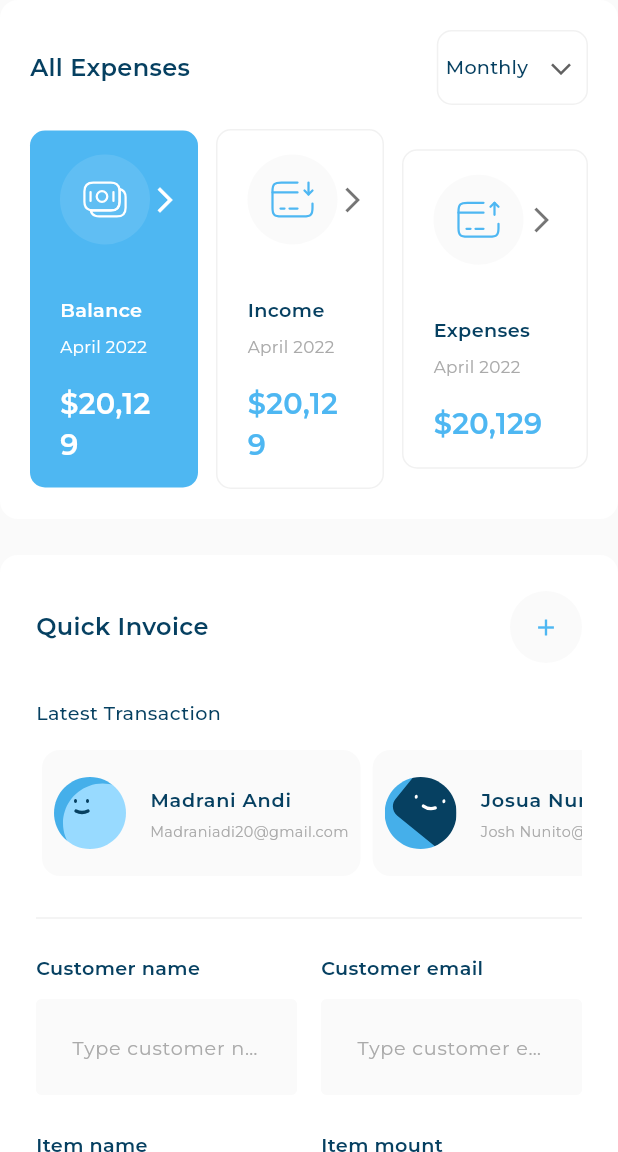
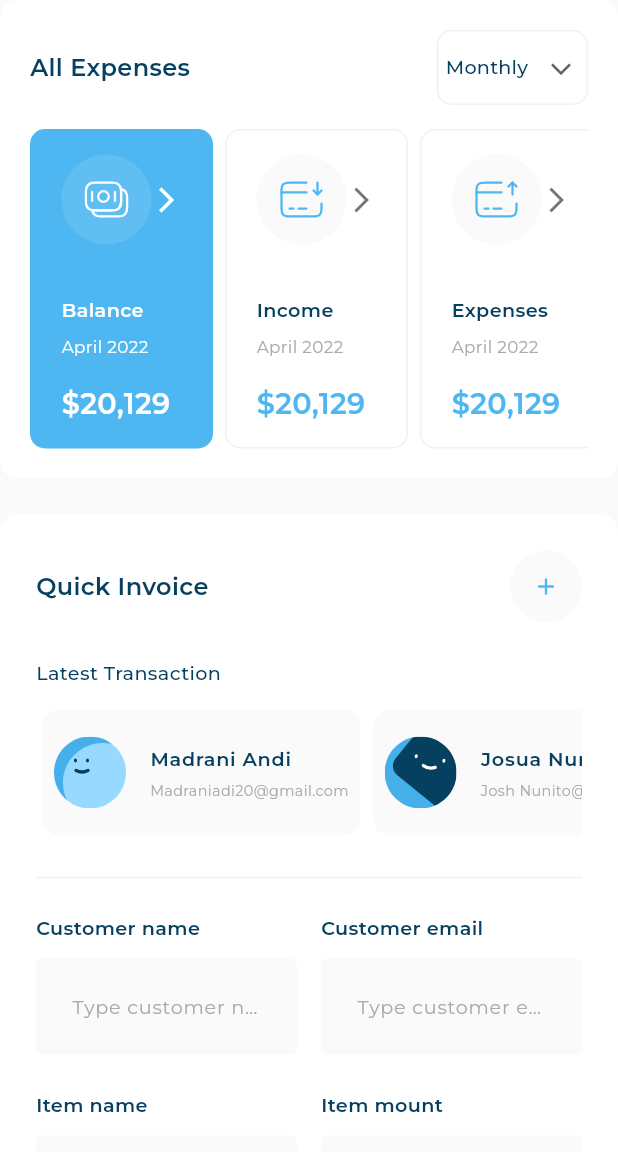
Before and after one commit to MuhammadDev01/responsive_dashboard, a Flutter app: the screen it shows after launch, on a phone screen of 412 x 824 dp, the part 84-1236 px from its top. Run offline on Flutter 3.47's test engine with Material 3 defaults, Android fonts, the phone set to English and light mode, and no system bars; our stand-ins replace device_preview, expandable_page_view, fl_chart, flutter_svg; project files that could hold a hidden picture were left out.

Commit message:
complete fix ui issues and done the project :)

```diff
--- a/lib/main.dart
+++ b/lib/main.dart
@@ -1,8 +1,15 @@
+import 'package:device_preview/device_preview.dart';
+import 'package:flutter/foundation.dart';
 import 'package:flutter/material.dart';
 import 'package:responsive_dashboard/views/responsive_dashboard_view.dart';
 
 void main() {
-  runApp(const ResponsiveDashboard());
+  runApp(
+    DevicePreview(
+      builder: (context) => const ResponsiveDashboard(),
+      enabled: !kReleaseMode,
+    ),
+  );
 }
 
 class ResponsiveDashboard extends StatelessWidget {
@@ -10,9 +17,11 @@ class ResponsiveDashboard extends StatelessWidget {
 
   @override
   Widget build(BuildContext context) {
-    return const MaterialApp(
+    return MaterialApp(
       debugShowCheckedModeBanner: false,
-      home: ResponsiveDashboardView(),
+      home: const ResponsiveDashboardView(),
+      locale: DevicePreview.locale(context),
+      builder: DevicePreview.appBuilder,
     );
   }
 }
--- a/lib/views/layout/tablet_layout.dart
+++ b/lib/views/layout/tablet_layout.dart
@@ -16,14 +16,18 @@ class TabletLayout extends StatelessWidget {
       Expanded(
         child: CustomScrollView(
           slivers: [
-            SliverFillRemaining(
-              hasScrollBody: false,
-              child: Column(children: [
-                SizedBox(
-                  height: 40,
-                ),
-                CustomCenterWidget(),
-              ]),
+            SliverToBoxAdapter(
+              child: SizedBox(
+                height: 40,
+              ),
+            ),
+            SliverToBoxAdapter(
+              child: CustomCenterWidget(),
+            ),
+            SliverToBoxAdapter(
+              child: SizedBox(
+                height: 20,
+              ),
             ),
             SliverToBoxAdapter(child: LastSection()),
           ],
--- a/lib/views/widgets/expenses_blue_item.dart
+++ b/lib/views/widgets/active_expenses_item.dart
@@ -15,6 +15,9 @@ class ActiveExpensesItem extends StatelessWidget {
       padding: const EdgeInsets.symmetric(vertical: 16, horizontal: 20),
       decoration: BoxDecoration(
         color: const Color(0xff4EB7F2),
+        border: Border.all(
+          color: const Color(0xff4EB7F2),
+        ),
         borderRadius: BorderRadius.circular(10),
       ),
       child: Column(
@@ -26,28 +29,37 @@ class ActiveExpensesItem extends StatelessWidget {
           const SizedBox(
             height: 34,
           ),
-          Text(
+          FittedBox(
+            fit: BoxFit.scaleDown,
+            child: Text(
               model.title,
               style: AppStyles.styleSemiBold16(context).copyWith(
                 color: Colors.white,
               ),
             ),
+          ),
           const SizedBox(
             height: 8,
           ),
-          Text(
+          FittedBox(
+            fit: BoxFit.scaleDown,
+            child: Text(
               'April 2022',
               style: AppStyles.styleRegular14(context).copyWith(
                 color: Colors.white,
               ),
             ),
+          ),
           const SizedBox(
             height: 16,
           ),
-          Text(
+          FittedBox(
+            fit: BoxFit.scaleDown,
+            child: Text(
               r'$20,129',
               style: AppStyles.styleSemiBold24(context).copyWith(
                 color: Colors.white,
+              ),
             ),
           ),
         ],
@@ -73,7 +85,8 @@ class ExpensesBlueItemHeader extends StatelessWidget {
           backgroundColor: Colors.white.withOpacity(0.1),
           child: SvgPicture.asset(
             image,
-            colorFilter: const ColorFilter.mode(Colors.white, BlendMode.srcIn),
+            colorFilter:
+                const ColorFilter.mode(Colors.white, BlendMode.srcIn),
           ),
         ),
         const Icon(
--- a/lib/views/widgets/all_expenses_widget.dart
+++ b/lib/views/widgets/all_expenses_widget.dart
@@ -13,11 +13,13 @@ class AllExpensesWidget extends StatelessWidget {
       color: Colors.white,
       ),
       padding: const EdgeInsets.all(20.0),
-      child: const Column(
-        children: [
-          AllExpensesHeaderWidget(),
-          ExpensesItems(),
-        ],
+      child: const Expanded(
+        child: Column(
+          children: [
+            AllExpensesHeaderWidget(),
+            ExpensesItems(),
+          ],
+        ),
       ),
     );
   }
--- a/lib/views/widgets/expenses_item.dart
+++ b/lib/views/widgets/expenses_item.dart
@@ -26,23 +26,32 @@ class ExpensesItem extends StatelessWidget {
           const SizedBox(
             height: 34,
           ),
-          Text(
+          FittedBox(
+            fit: BoxFit.scaleDown,
+            child: Text(
               model.title,
               style: AppStyles.styleSemiBold16(context),
+            ),
           ),
           const SizedBox(
             height: 8,
           ),
-          Text(
+          FittedBox(
+            fit: BoxFit.scaleDown,
+            child: Text(
               'April 2022',
               style: AppStyles.styleRegular14(context),
+            ),
           ),
           const SizedBox(
             height: 16,
           ),
-          Text(
+          FittedBox(
+            fit: BoxFit.scaleDown,
+            child: Text(
               r'$20,129',
               style: AppStyles.styleSemiBold24(context),
+            ),
           ),
         ],
       ),
--- a/lib/views/widgets/expenses_items.dart
+++ b/lib/views/widgets/expenses_items.dart
@@ -1,7 +1,7 @@
 import 'package:flutter/material.dart';
 import 'package:responsive_dashboard/models/expenses_item_model.dart';
 import 'package:responsive_dashboard/utils/app_images.dart';
-import 'package:responsive_dashboard/views/widgets/expenses_blue_item.dart';
+import 'package:responsive_dashboard/views/widgets/active_expenses_item.dart';
 import 'package:responsive_dashboard/views/widgets/expenses_item.dart';
 
 class ExpensesItems extends StatefulWidget {
@@ -20,40 +20,136 @@ class _ExpensesItemsState extends State<ExpensesItems> {
     ExpensesItemModel(
         avatarImage: Assets.imagesExpenses, title: 'Expenses', isActive: false),
   ];
-
+  int selectedIndex = 0;
   @override
   Widget build(BuildContext context) {
-    return Padding(
+    double width = MediaQuery.sizeOf(context).width;
+    return width < 430
+        ? SingleChildScrollView(
+            scrollDirection: Axis.horizontal,
+            child: Padding(
               padding: const EdgeInsets.only(top: 16),
               child: Row(
-        children: items.asMap().entries.map((e) {
-          int index = e.key;
-          ExpensesItemModel item = e.value;
-          return Expanded(
-            child: GestureDetector(
+                children: [
+                  GestureDetector(
                     onTap: () {
-                setState(() {
-                  for (var element in items) {
-                    element.isActive = false;
-                  }
-                  item.isActive = true;
-                });
+                      updateIndex(0);
                     },
-              child: item.isActive
-                  ? Padding(
-                      padding: EdgeInsets.only(right: index == 2 ? 0 : 12),
-                      child: ActiveExpensesItem(
-                        model: item,
+                    child: selectedIndex == 0
+                        ? ActiveExpensesItem(model: items[0])
+                        : ExpensesItem(model: items[0]),
+                  ),
+                  const SizedBox(
+                    width: 8,
+                  ),
+                  GestureDetector(
+                    onTap: () {
+                      updateIndex(1);
+                    },
+                    child: selectedIndex == 1
+                        ? ActiveExpensesItem(model: items[1])
+                        : ExpensesItem(model: items[1]),
+                  ),
+                  const SizedBox(
+                    width: 8,
+                  ),
+                  GestureDetector(
+                    onTap: () {
+                      updateIndex(2);
+                    },
+                    child: selectedIndex == 2
+                        ? ActiveExpensesItem(model: items[2])
+                        : ExpensesItem(model: items[2]),
+                  )
+                ],
+              ),
             ),
           )
         : Padding(
-                      padding: EdgeInsets.only(right: index == 2 ? 0 : 12),
-                      child: ExpensesItem(model: item),
+            padding: const EdgeInsets.only(top: 16),
+            child: Row(
+              children: [
+                Expanded(
+                  child: GestureDetector(
+                    onTap: () {
+                      updateIndex(0);
+                    },
+                    child: selectedIndex == 0
+                        ? ActiveExpensesItem(model: items[0])
+                        : ExpensesItem(model: items[0]),
                   ),
                 ),
-          );
-        }).toList(),
+                const SizedBox(
+                  width: 8,
+                ),
+                Expanded(
+                  child: GestureDetector(
+                    onTap: () {
+                      updateIndex(1);
+                    },
+                    child: selectedIndex == 1
+                        ? ActiveExpensesItem(model: items[1])
+                        : ExpensesItem(model: items[1]),
+                  ),
+                ),
+                const SizedBox(
+                  width: 8,
+                ),
+                Expanded(
+                  child: GestureDetector(
+                    onTap: () {
+                      updateIndex(2);
+                    },
+                    child: selectedIndex == 2
+                        ? ActiveExpensesItem(model: items[2])
+                        : ExpensesItem(model: items[2]),
+                  ),
+                )
+              ],
             ),
           );
   }
+
+  void updateIndex(int index) {
+    setState(() {
+      selectedIndex = index;
+    });
   }
+}
+
+
+    // Padding(
+    //   padding: const EdgeInsets.only(top: 16),
+    //   child: Row(
+    //     children: items.asMap().entries.map((e) {
+    //       ExpensesItemModel item = e.value;
+    //       return Expanded(
+    //         child: GestureDetector(
+    //           onTap: () {
+    //             setState(() {
+    //               for (var element in items) {
+    //                 element.isActive = false;
+    //               }
+    //               item.isActive = true;
+    //             });
+    //           },
+    //           child: item.isActive
+    //               ? Padding(
+    //                   padding: const EdgeInsets.only(right: 12),
+    //                   child: Expanded(
+    //                     child: ActiveExpensesItem(
+    //                       model: item,
+    //                     ),
+    //                   ),
+    //                 )
+    //               : Padding(
+    //                   padding: const EdgeInsets.only(right: 12),
+    //                   child: Expanded(
+    //                     child: ExpensesItem(model: item),
+    //                   ),
+    //                 ),
+    //         ),
+    //       );
+    //     }).toList(),
+    //   ),
+    // );
```
Lines whose indentation alone changed are shown as unchanged.
